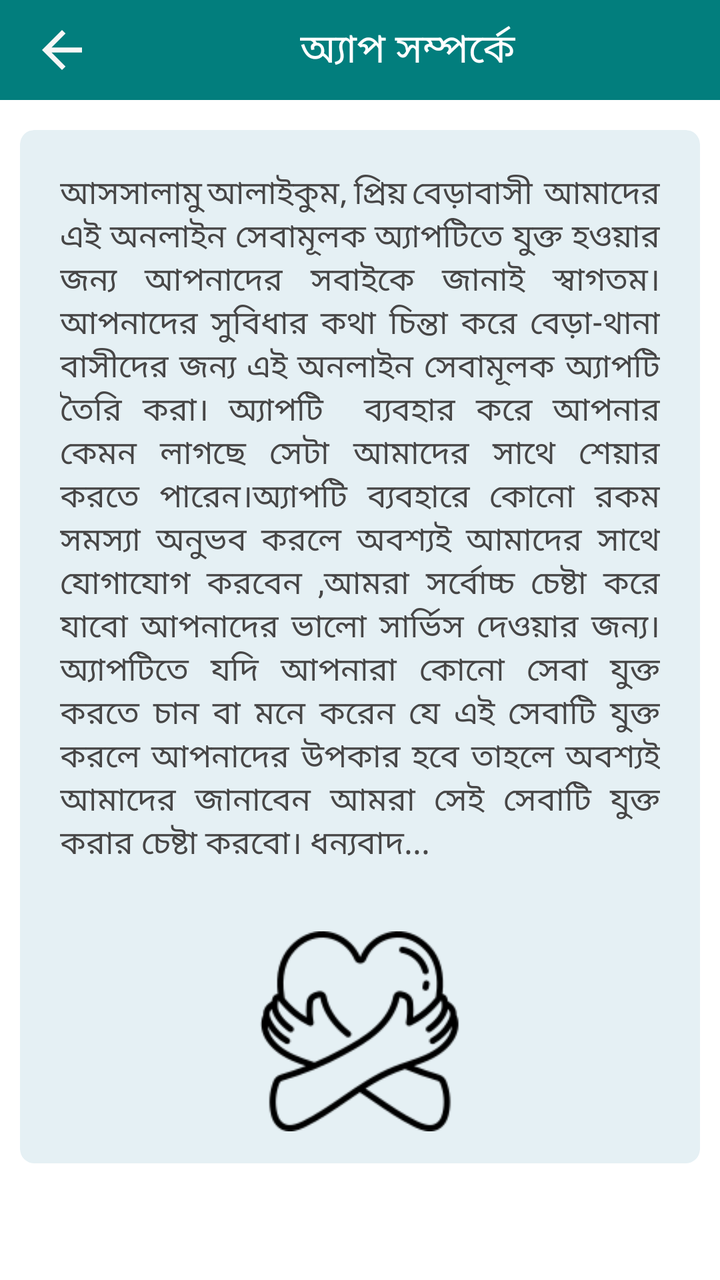
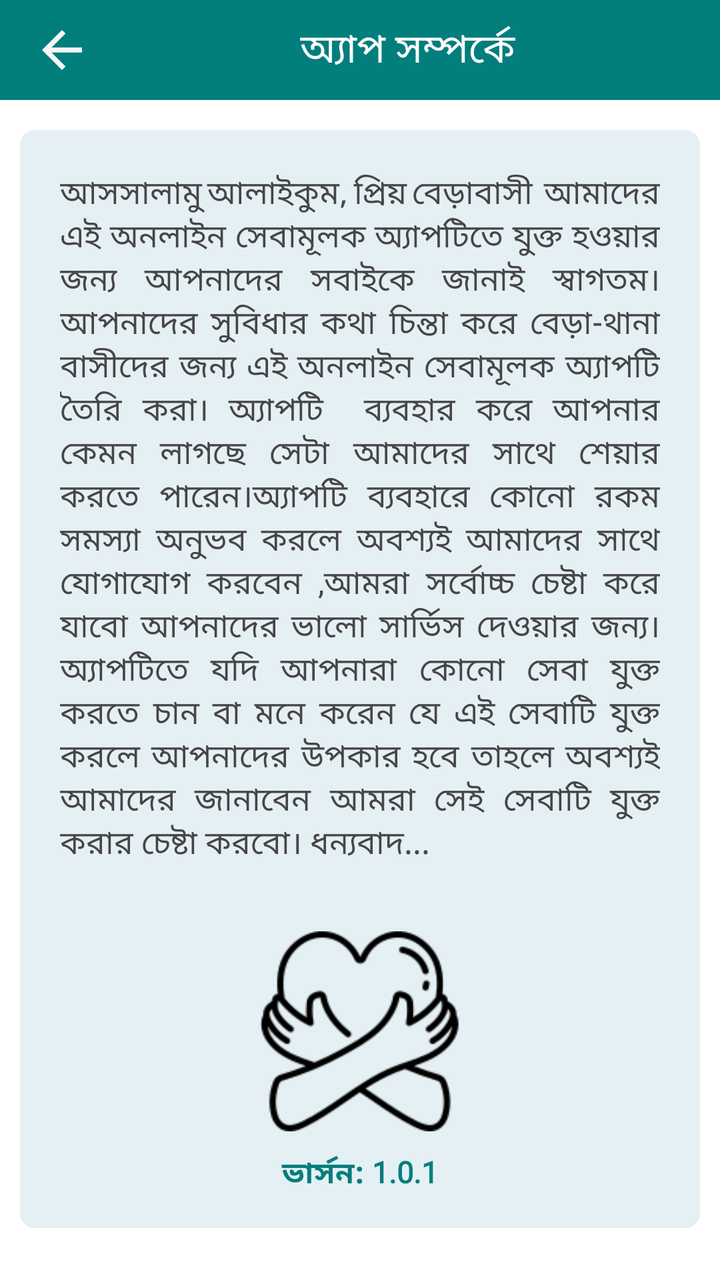

Before-and-after screenshots of an Android layout around one commit, followed by the original layout XML and the change that was made.
<!-- AndroidManifest.xml: application theme Theme.SmartBera -->
<!-- res/layout/activity_about_app.xml -->
<?xml version="1.0" encoding="utf-8"?>
<RelativeLayout xmlns:android="http://schemas.android.com/apk/res/android"
    xmlns:app="http://schemas.android.com/apk/res-auto"
    xmlns:tools="http://schemas.android.com/tools"
    android:layout_width="match_parent"
    android:layout_height="match_parent"
    tools:context=".About_app">


    <LinearLayout
        android:layout_width="match_parent"
        android:layout_height="wrap_content"
        android:orientation="vertical"
        android:id="@+id/AboutApp"
        android:visibility="visible"
        android:layout_alignParentTop="true"
        >

        <androidx.appcompat.widget.Toolbar
            android:layout_width="match_parent"
            android:layout_height="50dp"
            android:background="@color/app_themecolor"
            >

            <ImageView
                android:id="@+id/back_about"
                android:layout_width="30dp"
                android:layout_height="30dp"
                android:src="@drawable/back"
                />
            <TextView
                android:fontFamily="@font/regular"
                android:layout_width="match_parent"
                android:layout_height="wrap_content"
                android:text="অ্যাপ সম্পর্কে"
                android:textColor="@color/white"
                android:layout_marginLeft="120dp"
                android:textSize="20dp"
                />


        </androidx.appcompat.widget.Toolbar>

        <ScrollView
            android:layout_width="match_parent"
            android:layout_height="wrap_content"
            >

            <LinearLayout
                android:layout_width="match_parent"
                android:layout_height="wrap_content"
                android:background="#FFFFFF"
                tools:ignore="Orientation">

                <androidx.cardview.widget.CardView
                    android:backgroundTint="#E5F0F4"
                    android:layout_width="match_parent"
                    android:layout_height="wrap_content"
                    android:layout_marginHorizontal="10dp"
                    android:layout_marginVertical="15dp"
                    app:cardCornerRadius="7dp"
                    app:cardElevation="0dp"
                    android:outlineSpotShadowColor="#009688"

                    >

                    <LinearLayout
                        android:layout_width="match_parent"
                        android:layout_height="wrap_content"
                        android:orientation="vertical"
                        >

                        <TextView
                            android:layout_width="match_parent"
                            android:layout_height="wrap_content"
                            android:text="আসসালামু আলাইকুম, প্রিয় বেড়াবাসী  আমাদের এই অনলাইন সেবামূলক অ্যাপটিতে যুক্ত হওয়ার জন্য আপনাদের সবাইকে জানাই স্বাগতম।
আপনাদের সুবিধার কথা চিন্তা করে বেড়া-থানা বাসীদের জন্য এই অনলাইন সেবামূলক অ্যাপটি তৈরি করা। অ্যাপটি  ব্যবহার করে আপনার কেমন
লাগছে সেটা আমাদের সাথে শেয়ার করতে পারেন।অ্যাপটি ব্যবহারে কোনো রকম সমস্যা অনুভব করলে অবশ্যই আমাদের সাথে যোগাযোগ করবেন ,আমরা সর্বোচ্চ চেষ্টা করে যাবো আপনাদের
ভালো সার্ভিস দেওয়ার জন্য। অ্যাপটিতে যদি আপনারা কোনো সেবা যুক্ত করতে চান বা মনে করেন যে এই সেবাটি যুক্ত করলে আপনাদের
উপকার হবে তাহলে অবশ্যই আমাদের জানাবেন আমরা সেই সেবাটি যুক্ত করার চেষ্টা করবো। ধন্যবাদ... "
                            android:textSize="16sp"
                            android:textColor="#474646"
                            android:padding="20dp"
                            android:justificationMode="inter_word"
                            />

                        <ImageView
                            android:layout_width="100dp"
                            android:layout_height="100dp"
                            android:layout_marginTop="12dp"
                            android:layout_gravity="center"
                            android:src="@drawable/app_self"
                            tools:ignore="MissingConstraints" />

                        <androidx.constraintlayout.widget.ConstraintLayout
                            android:layout_width="match_parent"
                            android:layout_height="match_parent"
                            android:padding="8dp">

                        </androidx.constraintlayout.widget.ConstraintLayout>

                    </LinearLayout>



                </androidx.cardview.widget.CardView>




                <View
                    android:layout_width="match_parent"
                    android:layout_height="1dp"
                    android:background="#AFADAD"
                    />






            </LinearLayout>


        </ScrollView>




    </LinearLayout>


</RelativeLayout>
<!-- resources referenced by this layout -->
<resources>
  <color name="app_themecolor">@color/FF018787</color>
  <color name="white">#FFFFFFFF</color>
  <!-- drawable app_self: png bitmap (drawable, 5723 bytes) -->
  <!-- drawable back (drawable) -->
  <vector android:autoMirrored="true" android:height="24dp"
      android:tint="#F8F6F6" android:viewportHeight="24"
      android:viewportWidth="24" android:width="24dp" xmlns:android="http://schemas.android.com/apk/res/android">
      <path android:fillColor="@android:color/white" android:pathData="M20,11H7.83l5.59,-5.59L12,4l-8,8 8,8 1.41,-1.41L7.83,13H20v-2z"/>
  </vector>
  <style name="Theme.SmartBera" parent="Theme.MaterialComponents.DayNight.NoActionBar">
          
          <item name="colorPrimary">@color/app_themecolor</item>
          <item name="colorPrimaryVariant">@color/app_themecolor</item>
          <item name="colorOnPrimary">@color/white</item>
          
          <item name="colorSecondary">@color/teal_200</item>
          <item name="colorSecondaryVariant">@color/app_themecolor</item>
          <item name="colorOnSecondary">@color/white</item>
          
          <item name="android:statusBarColor">?attr/colorPrimaryVariant</item>
          
      </style>
  <color name="FF018787">#027E7D</color>
  <color name="teal_200">#FF03DAC5</color>
</resources>

<!-- the commit's change to res/layout/activity_about_app.xml (unified diff, before → after) -->
@@ -92,12 +92,18 @@
                             android:src="@drawable/app_self"
                             tools:ignore="MissingConstraints" />
 
-                        <androidx.constraintlayout.widget.ConstraintLayout
+                        <TextView
+                            android:id="@+id/tv_app_version"
                             android:layout_width="match_parent"
-                            android:layout_height="match_parent"
-                            android:padding="8dp">
-
-                        </androidx.constraintlayout.widget.ConstraintLayout>
+                            android:layout_height="wrap_content"
+                            android:layout_marginTop="10dp"
+                            android:layout_marginBottom="16dp"
+                            android:fontFamily="@font/regular"
+                            android:gravity="center"
+                            android:text="ভার্সন: 1.0.1"
+                            android:textColor="@color/app_themecolor"
+                            android:textSize="15sp"
+                            android:textStyle="bold" />
 
                     </LinearLayout>
 
